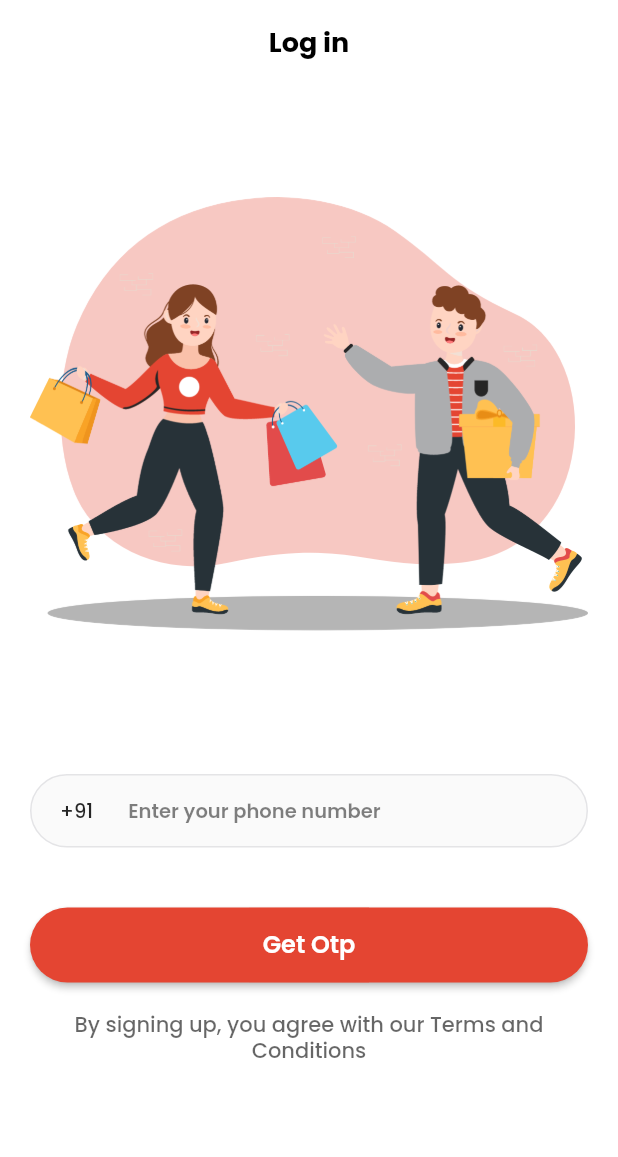
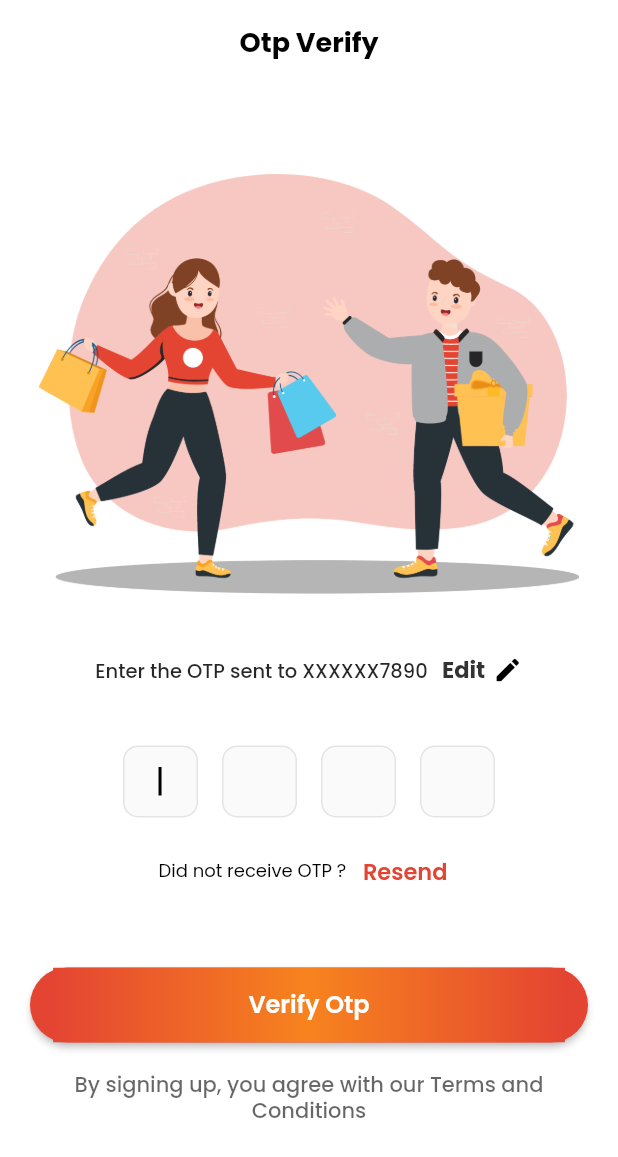
Before and after one commit to SatyaMirthipati/manoj_assessment, a Flutter app: the screen it shows after launch, after a tap on "Get Otp", on a phone screen of 412 x 824 dp. Shown: the top 1157 px of the screen. Run offline on Flutter 3.47's test engine with Material 2 defaults, Android fonts, the phone set to English and light mode, and no system bars.

Commit message:
Design otp_screen.dart

```diff
--- a/lib/resources/colors.dart
+++ b/lib/resources/colors.dart
@@ -2,6 +2,7 @@ import 'package:flutter/material.dart';
 
 class MyColors {
   static const primaryColor = Color(0xFFE44532);
+  static const accentColor = Color(0xFFF7831E);
   static const background = Color(0xFFF9F8FD);
   static const border = Color(0xFF19191933);
 }
--- a/lib/resources/theme.dart
+++ b/lib/resources/theme.dart
@@ -135,32 +135,27 @@ class AppTheme {
       textTheme: textTheme,
       primaryTextTheme: textTheme,
       typography: typography,
-
+      appBarTheme: AppBarTheme(
+        centerTitle: true,
+        elevation: 0,
+        backgroundColor: Colors.white,
+        titleTextStyle: titleLarge.copyWith(color: Colors.black),
+      ),
       buttonTheme: ButtonThemeData(
         textTheme: ButtonTextTheme.primary,
         shape: RoundedRectangleBorder(borderRadius: BorderRadius.circular(8)),
         padding: const EdgeInsets.all(16),
         buttonColor: primaryColor,
       ),
-
-      appBarTheme: AppBarTheme(
-        elevation: 0,
-        backgroundColor: Colors.white,
-        titleTextStyle: titleLarge.copyWith(color: Colors.black),
-      ),
-
       elevatedButtonTheme: ElevatedButtonThemeData(
         style: ElevatedButton.styleFrom(
-          backgroundColor: MyColors.primaryColor,
           foregroundColor: Colors.white,
-          shape: RoundedRectangleBorder(
-            borderRadius: BorderRadius.circular(25),
-          ),
+          shape:
+              RoundedRectangleBorder(borderRadius: BorderRadius.circular(25)),
           textStyle: labelLarge,
           fixedSize: const Size(140, 50),
         ),
       ),
-
       inputDecorationTheme: InputDecorationTheme(
         contentPadding: const EdgeInsets.symmetric(
           horizontal: 20,
@@ -174,22 +169,21 @@ class AppTheme {
         focusedBorder: border,
         floatingLabelBehavior: FloatingLabelBehavior.always,
       ),
-
       iconTheme: const IconThemeData(color: Colors.black, size: 24),
-
       dividerTheme: const DividerThemeData(
         thickness: 1,
         space: 1,
         // color: MyColors.divider,
       ),
-
       colorScheme: ColorScheme.light(
         primary: primaryColor,
         secondary: primaryColor,
         onSecondary: Colors.white,
         brightness: Brightness.light,
         background: Colors.white,
-      ).copyWith(background: MyColors.background),
+      ).copyWith(
+        background: MyColors.background,
+      ),
     );
   }
 
--- a/lib/ui/screens/auth/mobile_screen.dart
+++ b/lib/ui/screens/auth/mobile_screen.dart
@@ -1,6 +1,8 @@
 import 'package:flutter/material.dart';
-import 'package:manoj_assessment/resources/images.dart';
-import 'package:manoj_assessment/ui/screens/auth/widgets/custom_button.dart';
+import 'package:manoj_assessment/ui/screens/auth/otp_screen.dart';
+
+import '../../../resources/images.dart';
+import 'widgets/custom_button.dart';
 
 class MobileScreen extends StatelessWidget {
   const MobileScreen({super.key});
@@ -9,31 +11,32 @@ class MobileScreen extends StatelessWidget {
   Widget build(BuildContext context) {
     var textTheme = Theme.of(context).textTheme;
     return Scaffold(
-      appBar: AppBar(centerTitle: true, title: const Text('Log in')),
+      appBar: AppBar(title: const Text('Log in')),
       body: ListView(
         padding: const EdgeInsets.all(20),
         children: [
-          Image.asset(Images.welcome, height: 400),
+          const SizedBox(height: 40),
+          Image.asset(Images.welcome, height: 280),
           const SizedBox(height: 40),
           TextFormField(
             decoration: InputDecoration(
               prefixIcon: Padding(
-                padding:
-                    const EdgeInsets.symmetric(horizontal: 20, vertical: 15),
-                child: Text(
-                  '+91 ',
-                  style: textTheme.bodySmall,
+                padding: const EdgeInsets.symmetric(
+                  horizontal: 20,
+                  vertical: 15,
                 ),
+                child: Text('+91 ', style: textTheme.bodySmall),
               ),
               hintText: 'Enter your phone number',
             ),
           ),
           const SizedBox(height: 40),
           CustomButton(
-            onPressed: () {},
+            width: double.maxFinite,
+            onPressed: () => OtpScreen.open(context),
             text: 'Get Otp',
           ),
-          SizedBox(height: 20),
+          const SizedBox(height: 20),
           Text(
             'By signing up, you agree with our Terms and Conditions',
             style: textTheme.titleSmall!.copyWith(
--- /dev/null
+++ b/lib/ui/screens/auth/otp_screen.dart
@@ -0,0 +1,177 @@
+import 'package:flutter/gestures.dart';
+import 'package:flutter/material.dart';
+import 'package:flutter/services.dart';
+import 'package:manoj_assessment/ui/screens/auth/widgets/error_snackbar.dart';
+import 'package:manoj_assessment/ui/screens/auth/widgets/resend_otp_button.dart';
+
+import '../../../resources/colors.dart';
+import '../../../resources/images.dart';
+import 'widgets/custom_button.dart';
+
+class OtpScreen extends StatefulWidget {
+  const OtpScreen({super.key});
+
+  static Future open(BuildContext context) {
+    return Navigator.of(context).push(
+      MaterialPageRoute(
+        builder: (context) => const OtpScreen(),
+      ),
+    );
+  }
+
+  @override
+  State<OtpScreen> createState() => _OtpScreenState();
+}
+
+class _OtpScreenState extends State<OtpScreen> {
+  TextEditingController pinController = TextEditingController();
+  final List<FocusNode> _focusNodes = List.generate(4, (index) => FocusNode());
+
+  @override
+  void dispose() {
+    for (var node in _focusNodes) {
+      node.dispose();
+    }
+    super.dispose();
+  }
+
+  @override
+  void initState() {
+    super.initState();
+    for (int i = 0; i < _focusNodes.length; i++) {
+      _focusNodes[i].addListener(() {
+        _onOtpFieldFocusChanged(i);
+      });
+    }
+  }
+
+  void _onOtpFieldFocusChanged(int index) {
+    if (_focusNodes[index].hasFocus) {
+      FocusScope.of(context).requestFocus(_focusNodes[index]);
+    }
+  }
+
+  @override
+  Widget build(BuildContext context) {
+    var textTheme = Theme.of(context).textTheme;
+    var border = OutlineInputBorder(
+      borderRadius: BorderRadius.circular(10),
+      borderSide: const BorderSide(color: MyColors.border, width: 1),
+    );
+    return Scaffold(
+      appBar: AppBar(title: const Text('Otp Verify')),
+      body: ListView(
+        padding: const EdgeInsets.all(20),
+        children: [
+          const SizedBox(height: 40),
+          Image.asset(Images.welcome, height: 280),
+          const SizedBox(height: 40),
+          Row(
+            mainAxisAlignment: MainAxisAlignment.center,
+            children: [
+              Text.rich(
+                TextSpan(
+                  text: 'Enter the OTP sent to XXXXXX${7890}',
+                  style: textTheme.bodySmall,
+                  children: [
+                    TextSpan(
+                      text: '   Edit',
+                      style: textTheme.titleLarge!.copyWith(
+                          fontSize: 15, color: Colors.black.withOpacity(0.8)),
+                      recognizer: TapGestureRecognizer()
+                        ..onTap = () {
+                          Navigator.pop(context);
+                        },
+                    )
+                  ],
+                ),
+              ),
+              const SizedBox(width: 5),
+              const Icon(Icons.edit, size: 20)
+            ],
+          ),
+          const SizedBox(height: 40),
+          Row(
+            mainAxisAlignment: MainAxisAlignment.center,
+            children: List.generate(
+              4,
+              (index) {
+                return Padding(
+                  padding: const EdgeInsets.symmetric(horizontal: 8.0),
+                  child: SizedBox(
+                    width: 50,
+                    child: TextFormField(
+                      autofocus: index == 0,
+                      keyboardType: TextInputType.number,
+                      textAlign: TextAlign.center,
+                      onChanged: (value) {},
+                      decoration: InputDecoration(
+                        contentPadding: const EdgeInsets.all(10),
+                        border: border,
+                        enabledBorder: border,
+                        focusedBorder: border,
+                      ),
+                      inputFormatters: [
+                        FilteringTextInputFormatter.digitsOnly,
+                        FilteringTextInputFormatter.allow(RegExp(r'[0-9]')),
+                        LengthLimitingTextInputFormatter(1),
+                      ],
+                      focusNode: _focusNodes[index],
+                      onFieldSubmitted: (_) {
+                        if (index < 3) {
+                          FocusScope.of(context).requestFocus(
+                            _focusNodes[index + 1],
+                          );
+                        }
+                      },
+                      textInputAction: index < 3
+                          ? TextInputAction.next
+                          : TextInputAction.done,
+                    ),
+                  ),
+                );
+              },
+            ),
+          ),
+          const SizedBox(height: 10),
+          Row(
+            crossAxisAlignment: CrossAxisAlignment.center,
+            mainAxisAlignment: MainAxisAlignment.center,
+            children: [
+              Text(
+                'Did not receive OTP ? ',
+                style: textTheme.labelSmall!.copyWith(fontSize: 12),
+              ),
+              const Column(
+                children: [
+                  SizedBox(height: 2),
+                  ResendOtpButton(),
+                ],
+              ),
+            ],
+          ),
+          const SizedBox(height: 40),
+          CustomButton(
+            width: double.infinity,
+            onPressed: () {
+              ErrorSnackBar.show(
+                context,
+                'Your details has been submitted',
+              );
+            },
+            text: 'Verify Otp',
+          ),
+          const SizedBox(height: 20),
+          Text(
+            'By signing up, you agree with our Terms and Conditions',
+            style: textTheme.titleSmall!.copyWith(
+              color: Colors.black.withOpacity(0.6),
+              fontSize: 14,
+            ),
+            textAlign: TextAlign.center,
+          )
+        ],
+      ),
+    );
+  }
+}
--- a/lib/ui/screens/auth/widgets/custom_button.dart
+++ b/lib/ui/screens/auth/widgets/custom_button.dart
@@ -27,11 +27,11 @@ class CustomButtonState extends State<CustomButton> {
     return ElevatedButton(
       onPressed: widget.onPressed,
       child: Ink(
-        decoration: BoxDecoration(
+        decoration: const BoxDecoration(
           gradient: LinearGradient(
             colors: [
-              MyColors.primaryColor.withOpacity(0.3),
-              MyColors.primaryColor.withOpacity(0.6),
+              MyColors.primaryColor,
+              MyColors.accentColor,
               MyColors.primaryColor,
             ],
             begin: Alignment.centerLeft,
@@ -39,7 +39,7 @@ class CustomButtonState extends State<CustomButton> {
           ),
         ),
         child: Container(
-          height: 60,
+          height: 50,
           width: widget.width ?? 80,
           alignment: Alignment.center,
           child: Text(
--- /dev/null
+++ b/lib/ui/screens/auth/widgets/error_snackbar.dart
@@ -0,0 +1,23 @@
+import 'package:flutter/material.dart';
+
+class ErrorSnackBar {
+  static show(context, error) {
+    var textTheme = Theme.of(context).textTheme;
+    ScaffoldMessenger.of(context).showSnackBar(
+      SnackBar(
+        content: Text(
+          error,
+          style: textTheme.titleSmall?.copyWith(
+            color: Colors.white,
+          ),
+          textAlign: TextAlign.center,
+        ),
+        duration: const Duration(seconds: 4),
+        backgroundColor: Colors.black,
+        behavior: SnackBarBehavior.floating,
+        shape: RoundedRectangleBorder(borderRadius: BorderRadius.circular(8)),
+        margin: const EdgeInsets.symmetric(vertical: 32, horizontal: 32),
+      ),
+    );
+  }
+}
--- /dev/null
+++ b/lib/ui/screens/auth/widgets/resend_otp_button.dart
@@ -0,0 +1,72 @@
+import 'dart:async';
+
+import 'package:flutter/material.dart';
+
+import 'error_snackbar.dart';
+
+class ResendOtpButton extends StatefulWidget {
+  const ResendOtpButton({Key? key}) : super(key: key);
+
+  @override
+  State<ResendOtpButton> createState() => _ResendOtpButtonState();
+}
+
+class _ResendOtpButtonState extends State<ResendOtpButton> {
+  Timer? timer;
+  int seconds = 0;
+  int times = 0;
+
+  void createTimer() {
+    times++;
+    seconds = 30;
+    setState(() {});
+    timer = Timer.periodic(
+      const Duration(seconds: 1),
+      (timer) {
+        if (seconds == 0) {
+          timer.cancel();
+        } else {
+          seconds--;
+        }
+        setState(() {});
+      },
+    );
+  }
+
+  @override
+  void initState() {
+    super.initState();
+  }
+
+  @override
+  void dispose() {
+    timer?.cancel();
+    super.dispose();
+  }
+
+  @override
+  Widget build(BuildContext context) {
+    if (times > 2) {
+      return const TextButton(
+        onPressed: null,
+        child: Text('Resend'),
+      );
+    }
+    return TextButton(
+      onPressed: seconds != 0
+          ? null
+          : () async {
+              ErrorSnackBar.show(
+                context,
+                'OTP sent to ${1234567890}',
+              );
+              createTimer();
+            },
+      child: Text(
+        seconds != 0
+            ? 'Resend 00:${seconds.toString().padLeft(2, '0')}'
+            : 'Resend',
+      ),
+    );
+  }
+}
```
